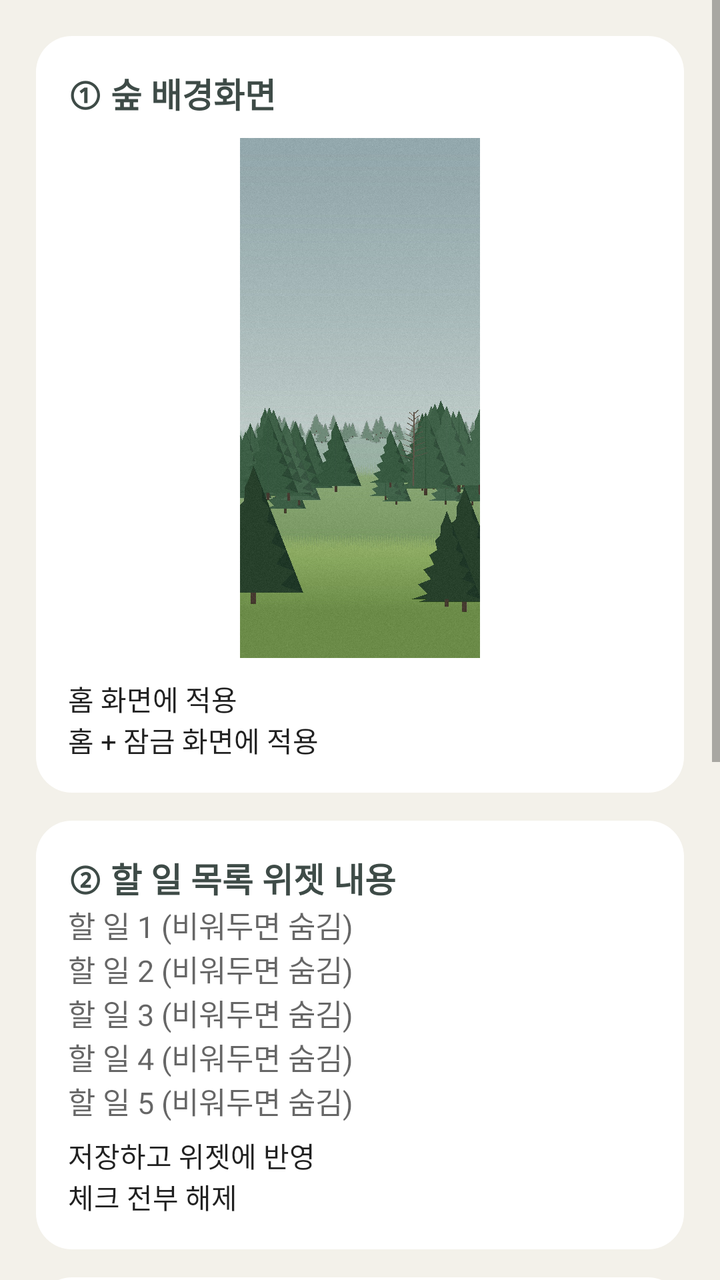
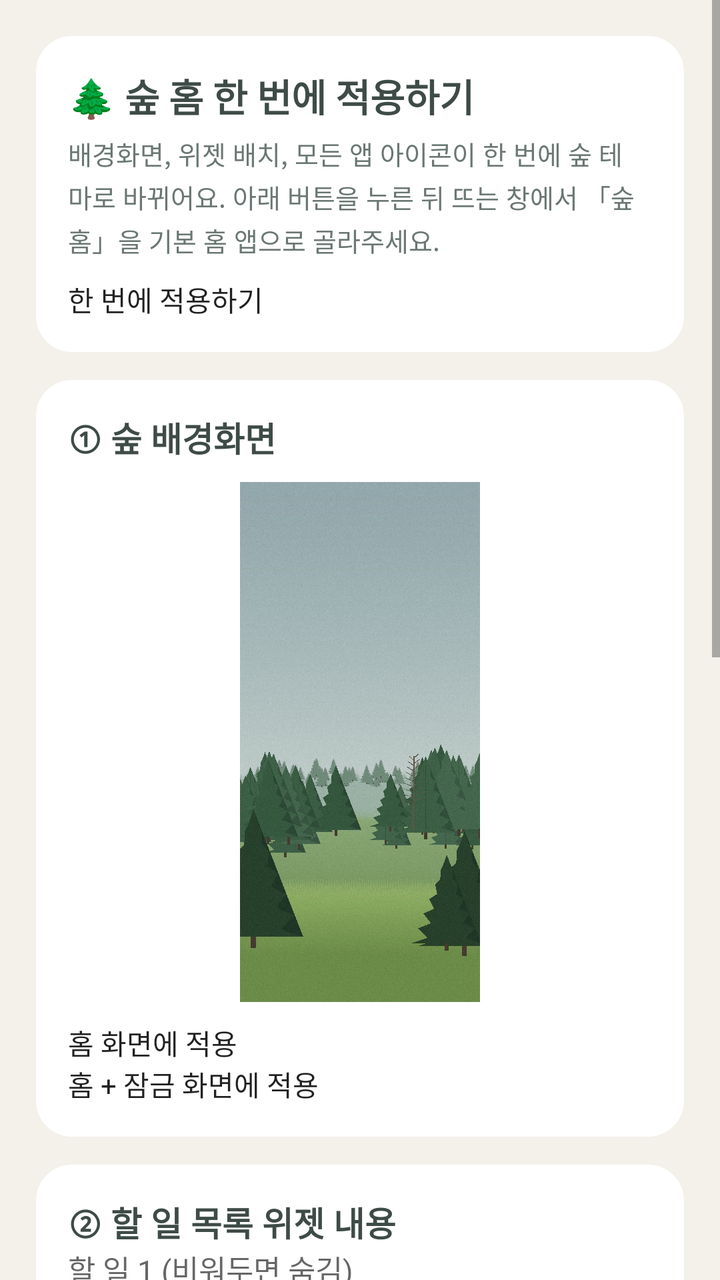

Screens rendered from an Android XML layout before and after an edit, with the pre-edit source and the edit as a unified diff.
<!-- AndroidManifest.xml: application theme ForestTheme -->
<!-- res/layout/activity_main.xml -->
<?xml version="1.0" encoding="utf-8"?>
<ScrollView xmlns:android="http://schemas.android.com/apk/res/android"
    android:layout_width="match_parent" android:layout_height="match_parent" android:background="@color/paper">
    <LinearLayout android:layout_width="match_parent" android:layout_height="wrap_content"
        android:orientation="vertical" android:padding="18dp">

        
        <LinearLayout android:layout_width="match_parent" android:layout_height="wrap_content"
            android:background="@drawable/bg_card" android:orientation="vertical" android:padding="16dp">
            <TextView android:layout_width="wrap_content" android:layout_height="wrap_content"
                android:text="① 숲 배경화면" android:textColor="@color/ink" android:textSize="17sp" android:textStyle="bold" />
            <ImageView android:layout_width="120dp" android:layout_height="260dp" android:layout_gravity="center"
                android:layout_marginTop="10dp" android:scaleType="centerCrop" android:src="@drawable/forest_wallpaper" />
            <Button android:id="@+id/btn_wall_home" android:layout_width="match_parent" android:layout_height="wrap_content"
                android:layout_marginTop="10dp" android:text="홈 화면에 적용" />
            <Button android:id="@+id/btn_wall_both" android:layout_width="match_parent" android:layout_height="wrap_content"
                android:text="홈 + 잠금 화면에 적용" />
        </LinearLayout>

        
        <LinearLayout android:layout_width="match_parent" android:layout_height="wrap_content"
            android:layout_marginTop="14dp" android:background="@drawable/bg_card" android:orientation="vertical" android:padding="16dp">
            <TextView android:layout_width="wrap_content" android:layout_height="wrap_content"
                android:text="② 할 일 목록 위젯 내용" android:textColor="@color/ink" android:textSize="17sp" android:textStyle="bold" />
            <EditText android:id="@+id/todo0" android:layout_width="match_parent" android:layout_height="wrap_content"
                android:hint="할 일 1 (비워두면 숨김)" android:inputType="text" android:maxLines="1" android:textSize="15sp" />
            <EditText android:id="@+id/todo1" android:layout_width="match_parent" android:layout_height="wrap_content"
                android:hint="할 일 2 (비워두면 숨김)" android:inputType="text" android:maxLines="1" android:textSize="15sp" />
            <EditText android:id="@+id/todo2" android:layout_width="match_parent" android:layout_height="wrap_content"
                android:hint="할 일 3 (비워두면 숨김)" android:inputType="text" android:maxLines="1" android:textSize="15sp" />
            <EditText android:id="@+id/todo3" android:layout_width="match_parent" android:layout_height="wrap_content"
                android:hint="할 일 4 (비워두면 숨김)" android:inputType="text" android:maxLines="1" android:textSize="15sp" />
            <EditText android:id="@+id/todo4" android:layout_width="match_parent" android:layout_height="wrap_content"
                android:hint="할 일 5 (비워두면 숨김)" android:inputType="text" android:maxLines="1" android:textSize="15sp" />
            <Button android:id="@+id/btn_save_todo" android:layout_width="match_parent" android:layout_height="wrap_content"
                android:layout_marginTop="6dp" android:text="저장하고 위젯에 반영" />
            <Button android:id="@+id/btn_reset_todo" android:layout_width="match_parent" android:layout_height="wrap_content"
                android:text="체크 전부 해제" />
        </LinearLayout>

        
        <LinearLayout android:layout_width="match_parent" android:layout_height="wrap_content"
            android:layout_marginTop="14dp" android:background="@drawable/bg_card" android:orientation="vertical" android:padding="16dp">
            <TextView android:layout_width="wrap_content" android:layout_height="wrap_content"
                android:text="③ 파스텔 아이콘 만들기" android:textColor="@color/ink" android:textSize="17sp" android:textStyle="bold" />
            <TextView android:layout_width="match_parent" android:layout_height="wrap_content" android:layout_marginTop="6dp"
                android:text="앱을 고르고 색을 고르면, 그 색의 아이콘으로 된 바로가기가 홈 화면에 추가돼요. 원래 아이콘은 홈에서 지워주세요 (앱은 안 지워져요)."
                android:textColor="#6A7773" android:textSize="13sp" />
            <Button android:id="@+id/btn_pastel" android:layout_width="match_parent" android:layout_height="wrap_content"
                android:layout_marginTop="8dp" android:text="앱 골라서 아이콘 만들기" />
        </LinearLayout>

        
        <LinearLayout android:layout_width="match_parent" android:layout_height="wrap_content"
            android:layout_marginTop="14dp" android:background="@drawable/bg_card" android:orientation="vertical" android:padding="16dp">
            <TextView android:layout_width="wrap_content" android:layout_height="wrap_content"
                android:text="④ 위젯 추가하는 법" android:textColor="@color/ink" android:textSize="17sp" android:textStyle="bold" />
            <TextView android:layout_width="match_parent" android:layout_height="wrap_content" android:layout_marginTop="6dp"
                android:lineSpacingExtra="4dp" android:textColor="#6A7773" android:textSize="13sp"
                android:text="홈 화면 빈 곳 길게 누르기 → 위젯 → 「숲 위젯」 선택 → 원하는 위젯을 끌어다 놓기.\n\n앱 박스 / 원형 아이콘 바는 놓자마자 앱 선택 화면이 떠요. 나중에 바꾸려면 위젯을 길게 눌러 「설정」(또는 톱니바퀴)을 누르세요.\n\n할 일 목록은 줄을 탭하면 체크돼요. 제목(To do list)을 탭하면 이 화면이 열려요." />
        </LinearLayout>
    </LinearLayout>
</ScrollView>
<!-- resources referenced by this layout -->
<resources>
  <color name="ink">#3E4B47</color>
  <color name="paper">#F3F1EA</color>
  <!-- drawable bg_card (drawable) -->
  <?xml version="1.0" encoding="utf-8"?>
  <shape xmlns:android="http://schemas.android.com/apk/res/android" android:shape="rectangle">
      <solid android:color="#FFFFFF" />
      <corners android:radius="18dp" />
  </shape>
  <!-- drawable forest_wallpaper: jpg bitmap (drawable-nodpi, 598832 bytes) -->
  <style name="ForestTheme" parent="@android:style/Theme.Material.Light.DarkActionBar">
          <item name="android:colorPrimary">#5E7268</item>
          <item name="android:colorPrimaryDark">#4A5C54</item>
          <item name="android:colorAccent">#7E9A6B</item>
          <item name="android:windowBackground">@color/paper</item>
      </style>
</resources>

<!-- the commit's change to res/layout/activity_main.xml (unified diff, before → after) -->
@@ -3,6 +3,19 @@
     android:layout_width="match_parent" android:layout_height="match_parent" android:background="@color/paper">
     <LinearLayout android:layout_width="match_parent" android:layout_height="wrap_content"
         android:orientation="vertical" android:padding="18dp">
+
+
+        
+        <LinearLayout android:layout_width="match_parent" android:layout_height="wrap_content"
+            android:layout_marginBottom="14dp" android:background="@drawable/bg_card" android:orientation="vertical" android:padding="16dp">
+            <TextView android:layout_width="wrap_content" android:layout_height="wrap_content"
+                android:text="🌲 숲 홈 한 번에 적용하기" android:textColor="@color/ink" android:textSize="19sp" android:textStyle="bold" />
+            <TextView android:layout_width="match_parent" android:layout_height="wrap_content" android:layout_marginTop="6dp"
+                android:lineSpacingExtra="3dp" android:textColor="#6A7773" android:textSize="13sp"
+                android:text="배경화면, 위젯 배치, 모든 앱 아이콘이 한 번에 숲 테마로 바뀌어요. 아래 버튼을 누른 뒤 뜨는 창에서 「숲 홈」을 기본 홈 앱으로 골라주세요." />
+            <Button android:id="@+id/btn_apply_all" android:layout_width="match_parent" android:layout_height="wrap_content"
+                android:layout_marginTop="10dp" android:text="한 번에 적용하기" />
+        </LinearLayout>
 
         
         <LinearLayout android:layout_width="match_parent" android:layout_height="wrap_content"
